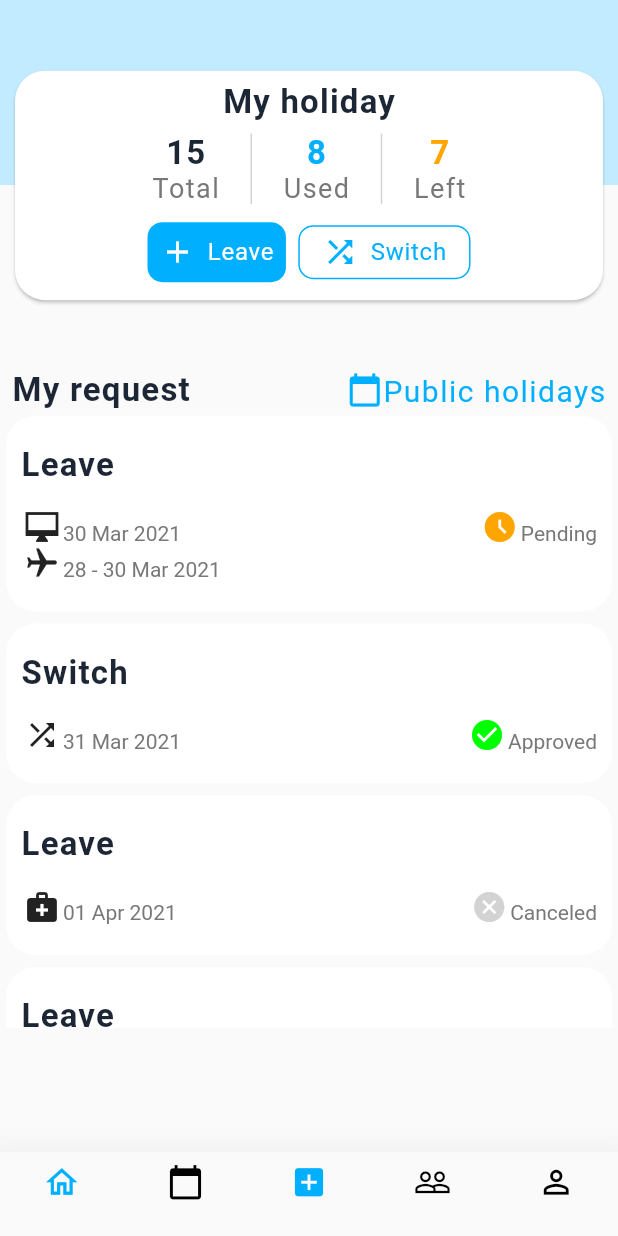
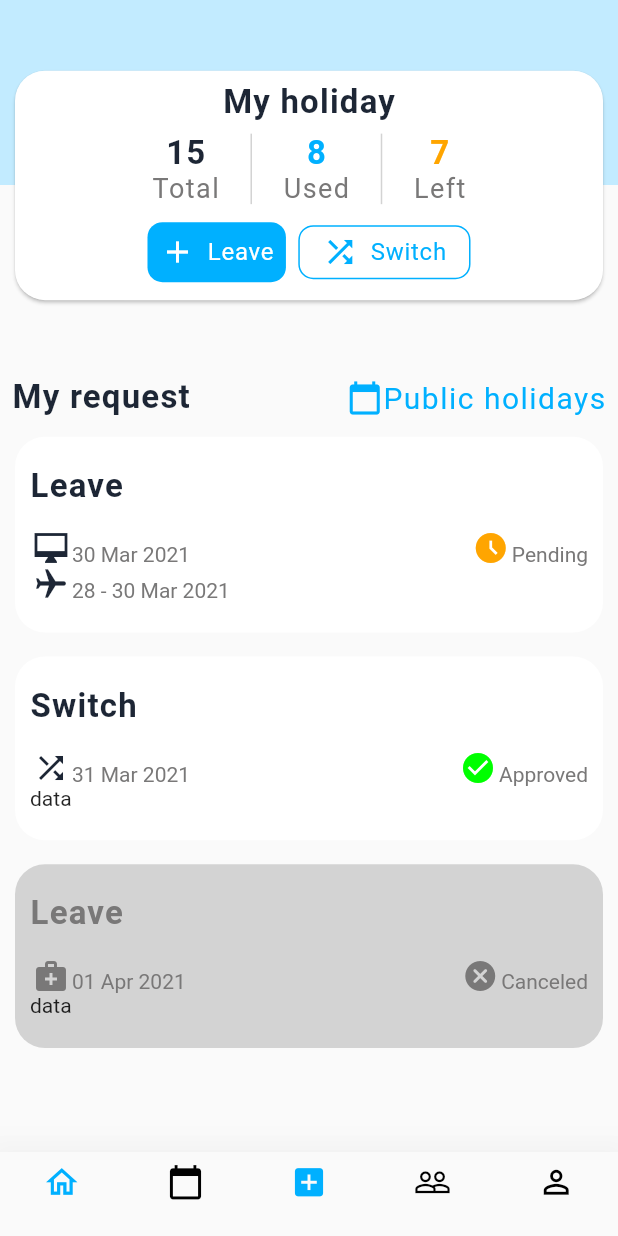
Before and after one commit to wisemiro/maqe, a Flutter app: the screen it shows after launch, on a phone screen of 412 x 824 dp. Run offline on Flutter 3.47's test engine with Material 2 defaults, Android fonts, the phone set to English and light mode, and no system bars; drawn by our look-alikes of auto_size_text; our stand-ins replace bloc, equatable, flutter_bloc, get_it.

Commit message:
fixed everything except grouping request_list data

```diff
--- a/lib/main.dart
+++ b/lib/main.dart
@@ -4,6 +4,7 @@ import 'package:maqe/nav-bar/home/bloc_observer.dart';
 import 'package:maqe/nav-bar/home/blocs/bloc/read_json_bloc.dart';
 import 'package:maqe/nav-bar/home/service_locator.dart';
 import 'package:maqe/nav-bar/nav-bar.dart';
+import 'package:maqe/theme/colors.dart';
 
 void main() {
   setup();
@@ -12,7 +13,6 @@ void main() {
   );
 
   runApp(BlocProvider(
-
     create: (context) => ReadJsonBloc()..add(ReadJson()),
     child: MyApp(),
   ));
@@ -23,9 +23,11 @@ class MyApp extends StatelessWidget {
   @override
   Widget build(BuildContext context) {
     return MaterialApp(
-      title: 'Flutter Demo',
+      title: 'Maqe Test',
       theme: ThemeData(
         primarySwatch: Colors.blue,
+        iconTheme: IconThemeData(color: MaqeColor.iconColor),
+        backgroundColor: MaqeColor.background
       ),
       home: NavBar(),
     );
--- a/lib/nav-bar/home/repository/read_json.dart
+++ b/lib/nav-bar/home/repository/read_json.dart
@@ -4,11 +4,9 @@ import 'package:maqe/nav-bar/home/models/model.dart';
 import 'package:flutter/services.dart' as s;
 
 class ReadJsonRepository {
-
-    Future<HolidayModel> ReadJ() async {
+  Future<HolidayModel> ReadJ() async {
     final jsondata = await s.rootBundle.loadString("fixtures/holidays.json");
     dynamic theJson = jsonDecode(jsondata);
     return HolidayModel.fromJson(theJson);
   }
-
 }
--- a/lib/nav-bar/home/ui/home.dart
+++ b/lib/nav-bar/home/ui/home.dart
@@ -18,13 +18,14 @@ class Home extends StatefulWidget {
 class _HomeState extends State<Home> {
   @override
   Widget build(BuildContext context) {
+    Intl.defaultLocale = 'en_US';
     return BlocBuilder<ReadJsonBloc, ReadJsonState>(builder: (context, state) {
       if (state is ReadJsonLoading) {
         return CircularProgressIndicator();
       }
       if (state is ReadJsonError) {
         return Center(
-          child: Text("$state.error"),
+          child: Text("error reading from json err:$state.error"),
         );
       }
       if (state is ReadJsonSuccess) {
@@ -32,8 +33,10 @@ class _HomeState extends State<Home> {
           children: [
             _topData(state.holidayModel),
             _headBody(),
-            Container(
-              height: MediaQuery.of(context).size.height * 0.5,
+            Flexible(
+              flex: 1,
+              child: Container(
+                height: MediaQuery.of(context).size.height,
                 child: ListView.builder(
                     padding: EdgeInsets.zero,
                     scrollDirection: Axis.vertical,
@@ -43,6 +46,7 @@ class _HomeState extends State<Home> {
                           state.holidayModel.leaveRequests[index]);
                     }),
               ),
+            ),
           ],
         );
       }
@@ -50,158 +54,9 @@ class _HomeState extends State<Home> {
     });
   }
 
-  _cardData(BuildContext context, state, LeaveRequest leaveRequest) {
-    Intl.defaultLocale = 'en_US';
-    var month = leaveRequest.requestList[0].date;
-    final DateFormat formatter = DateFormat('dd MMM yyyy');
-    final String frmtd = formatter.format(month);
-
-    var lastDate = leaveRequest.requestList.last.date;
-    final DateFormat lastDayformatter = DateFormat('dd');
-    final String lastDay = lastDayformatter.format(lastDate);
-
-    var firstDate = leaveRequest.requestList[0].date;
-    final DateFormat firstDayformatter = DateFormat('dd MMM yyyy');
-    final String firstDay = firstDayformatter.format(firstDate);
-
-    return Card(
-      elevation: 0,
-      shape: RoundedRectangleBorder(
-        borderRadius: BorderRadius.circular(
-          20,
-        ),
-      ),
-      child: Padding(
-        padding: const EdgeInsets.symmetric(vertical: 20.0, horizontal: 10),
-        child: Column(
-          crossAxisAlignment: CrossAxisAlignment.start,
-          children: [
-            if (leaveRequest.requestList[0].type == "remote" ||
-                leaveRequest.requestList[0].type == "personal_leave" ||
-                leaveRequest.requestList[0].type == "sick_leave") ...[
-              TitleText(
-                inputText: "Leave",
-                color: MaqeColor.titleColor,
-                size: 22,
-              ),
-            ] else if (leaveRequest.requestList[0].type ==
-                "switch_holiday") ...[
-              TitleText(
-                inputText: "Switch",
-                color: MaqeColor.titleColor,
-                size: 22,
-              ),
-            ],
-            SizedBox(
-              height: MediaQuery.of(context).size.height * .02,
-            ),
-            Row(
-              mainAxisAlignment: MainAxisAlignment.spaceBetween,
-              children: [
-                RichText(
-                  text: TextSpan(
-                    children: [
-                      WidgetSpan(
-                        child: Padding(
-                          padding: const EdgeInsets.symmetric(horizontal: 2.0),
-                          child: (() {
-                            switch (leaveRequest.requestList[0].type) {
-                              case 'remote':
-                                return Icon(Icons.desktop_mac_sharp);
-                              case 'personal_leave':
-                                return RotatedBox(
-                                  quarterTurns: 3,
-                                  child: Icon(
-                                    Icons.flight_outlined,
-                                  ),
-                                );
-                              case 'switch_holiday':
-                                return Icon(
-                                  Icons.shuffle,
-                                );
-                              case 'sick_leave':
-                                return Icon(Icons.medical_services);
-                            }
-                          }()),
-                        ),
-                      ),
-                      TextSpan(
-                        text: '$frmtd',
-                        style: TextStyle(
-                          color: MaqeColor.subTitleColor,
-                        ),
-                      ),
-                    ],
-                  ),
-                ),
-                RichText(
-                  text: TextSpan(
-                    children: [
-                      WidgetSpan(
-                          child: Padding(
-                        padding: const EdgeInsets.symmetric(horizontal: 2.0),
-                        child: (() {
-                          switch (leaveRequest.status) {
-                            case 'pending':
-                              return Icon(
-                                Icons.access_time_filled,
-                                color: MaqeColor.orangeColor,
-                              );
-                            case 'approved':
-                              return Icon(
-                                Icons.check_circle,
-                                color: MaqeColor.greenColor,
-                              );
-                            case 'canceled':
-                              return Icon(
-                                Icons.cancel_rounded,
-                                color: MaqeColor.lightGreyColor,
-                              );
-                          }
-                        }()),
-                      )),
-                      TextSpan(
-                        text: '${leaveRequest.status.toCapitalized()}',
-                        style: TextStyle(
-                          color: MaqeColor.subTitleColor,
-                        ),
-                      ),
-                    ],
-                  ),
-                )
-              ],
-            ),
-            if (leaveRequest.requestList.length > 1) ...[
-              RichText(
-                text: TextSpan(
-                  children: [
-                    WidgetSpan(
-                      child: Padding(
-                        padding: const EdgeInsets.symmetric(horizontal: 2.0),
-                        child: RotatedBox(
-                            quarterTurns: 1,
-                            child: Icon(Icons.flight_outlined)),
-                      ),
-                    ),
-                    TextSpan(
-                      text: '$lastDay - $firstDay',
-                      style: TextStyle(
-                        color: MaqeColor.subTitleColor,
-                      ),
-                    ),
-                  ],
-                ),
-              ),
-            ],
-          ],
-        ),
-      ),
-    );
-  }
-
   _headBody() {
     return Padding(
-      padding: const EdgeInsets.symmetric(horizontal: 8.0),
+      padding: const EdgeInsets.symmetric(horizontal: 8.0, vertical: 5),
       child: Row(
         mainAxisAlignment: MainAxisAlignment.spaceBetween,
         children: [
@@ -350,23 +205,14 @@ class _HomeState extends State<Home> {
                 ),
 
                 //buttons
-                _buttonSection(),
-              ],
-            ),
-          ),
-        )
-      ],
-    );
-  }
-
-  _buttonSection() {
-    return Row(
+                Row(
                   mainAxisAlignment: MainAxisAlignment.center,
                   children: [
                     TextButton.icon(
                       onPressed: () {},
                       style: ButtonStyle(
-            backgroundColor: MaterialStateProperty.all(MaqeColor.blueColor),
+                        backgroundColor:
+                            MaterialStateProperty.all(MaqeColor.blueColor),
                         shape: MaterialStateProperty.all(
                           RoundedRectangleBorder(
                             borderRadius: BorderRadius.circular(
@@ -410,6 +256,170 @@ class _HomeState extends State<Home> {
                       ),
                     )
                   ],
+                ),
+              ],
+            ),
+          ),
+        )
+      ],
     );
   }
-}//end
+
+  _cardData(BuildContext context, state, LeaveRequest leaveRequest) {
+    var month = leaveRequest.requestList[0].date;
+    final DateFormat formatter = DateFormat('dd MMM yyyy');
+    final String frmtd = formatter.format(month);
+
+    var lastDate = leaveRequest.requestList.last.date;
+    final DateFormat lastDayformatter = DateFormat('dd');
+    final String lastDay = lastDayformatter.format(lastDate);
+
+    var firstDate = leaveRequest.requestList[0].date;
+    final DateFormat firstDayformatter = DateFormat('dd MMM yyyy');
+    final String firstDay = firstDayformatter.format(firstDate);
+
+    //var newMap = groupBy(leaveRequest.requestList, (obj) => obj['type']);
+
+    //Change the card color if the status is "cancled"
+    var cardColor = Colors.white;
+    if (leaveRequest.status == "canceled") {
+      MaqeColor.titleColor = MaqeColor.subTitleColor;
+      cardColor = MaqeColor.lightGreyColor;
+    }
+
+    return Card(
+      color: cardColor,
+      elevation: 0,
+      shape: RoundedRectangleBorder(
+        borderRadius: BorderRadius.circular(
+          20,
+        ),
+      ),
+      margin: EdgeInsets.symmetric(vertical: 8, horizontal: 10),
+      child: Padding(
+        padding: const EdgeInsets.symmetric(vertical: 20.0, horizontal: 10),
+        child: Column(crossAxisAlignment: CrossAxisAlignment.start, children: [
+          if (leaveRequest.requestList[0].type == "remote" ||
+              leaveRequest.requestList[0].type == "personal_leave" ||
+              leaveRequest.requestList[0].type == "sick_leave") ...[
+            TitleText(
+              inputText: "Leave",
+              color: MaqeColor.titleColor,
+              size: 22,
+            ),
+          ] else if (leaveRequest.requestList[0].type == "switch_holiday") ...[
+            TitleText(
+              inputText: "Switch",
+              color: MaqeColor.titleColor,
+              size: 22,
+            ),
+          ],
+          SizedBox(
+            height: MediaQuery.of(context).size.height * .02,
+          ),
+          Row(
+            mainAxisAlignment: MainAxisAlignment.spaceBetween,
+            children: [
+              RichText(
+                text: TextSpan(
+                  children: [
+                    WidgetSpan(
+                      child: Padding(
+                        padding: const EdgeInsets.symmetric(horizontal: 2.0),
+                        child: (() {
+                          switch (leaveRequest.requestList[0].type) {
+                            case 'remote':
+                              return Icon(Icons.desktop_mac_sharp);
+                            case 'personal_leave':
+                              return RotatedBox(
+                                quarterTurns: 3,
+                                child: Icon(
+                                  Icons.flight_outlined,
+                                ),
+                              );
+                            case 'switch_holiday':
+                              return Icon(
+                                Icons.shuffle,
+                              );
+                            case 'sick_leave':
+                              return Icon(Icons.medical_services,
+                                  color: MaqeColor.subTitleColor);
+                          }
+                        }()),
+                      ),
+                    ),
+                    TextSpan(
+                      text: '$frmtd',
+                      style: TextStyle(
+                        color: MaqeColor.subTitleColor,
+                      ),
+                    ),
+                  ],
+                ),
+              ),
+              RichText(
+                text: TextSpan(
+                  children: [
+                    WidgetSpan(
+                        child: Padding(
+                      padding: const EdgeInsets.symmetric(horizontal: 2.0),
+                      child: (() {
+                        switch (leaveRequest.status) {
+                          case 'pending':
+                            return Icon(
+                              Icons.access_time_filled,
+                              color: MaqeColor.orangeColor,
+                            );
+                          case 'approved':
+                            return Icon(
+                              Icons.check_circle,
+                              color: MaqeColor.greenColor,
+                            );
+                          case 'canceled':
+                            return Icon(
+                              Icons.cancel_rounded,
+                              color: MaqeColor.subTitleColor,
+                            );
+                        }
+                      }()),
+                    )),
+                    TextSpan(
+                      text: '${leaveRequest.status.toCapitalized()}',
+                      style: TextStyle(
+                        color: MaqeColor.subTitleColor,
+                      ),
+                    ),
+                  ],
+                ),
+              )
+            ],
+          ),
+          leaveRequest.requestList.length > 1
+              ? RichText(
+                  text: TextSpan(
+                    children: [
+                      WidgetSpan(
+                        child: Padding(
+                          padding: const EdgeInsets.symmetric(horizontal: 2.0),
+                          child: RotatedBox(
+                              quarterTurns: 1,
+                              child: Icon(Icons.flight_outlined)),
+                        ),
+                      ),
+                      TextSpan(
+                        text: '$lastDay - $firstDay',
+                        style: TextStyle(
+                          color: MaqeColor.subTitleColor,
+                        ),
+                      ),
+                    ],
+                  ),
+                )
+              //
+
+              : Text("data")
+        ]),
+      ),
+    );
+  }
+} //end
--- a/lib/theme/colors.dart
+++ b/lib/theme/colors.dart
@@ -5,21 +5,21 @@ class MaqeColor {
   static const Color background = Color(0XffF8F8F8);
 
   // text colors
-  static const Color titleColor = const Color(0xff1d2635);
-  static const Color subTitleColor = const Color(0xff797878);
-  static const Color regularTextColor = const Color(0xff000000);
-  static const Color deactiveTextColor = const Color(0xffD3D3D3);
+  static Color titleColor = const Color(0xff1d2635);
+  static Color subTitleColor = const Color(0xff797878);
+  static Color regularTextColor = const Color(0xff000000);
+  static Color deactiveTextColor = const Color(0xffD3D3D3);
 
   //regular colors
-  static const Color greenColor = const Color(0xff00FF00);
-  static const Color orangeColor = const Color(0xffFFA500);
-  static const Color lightGreyColor = const Color(0xffD3D3D3);
-  static const Color lightblueColor = const Color(0xffC2EBFF);
-  static const Color blueColor = const Color(0xff00B0FF);
-  static const Color whiteColor = const Color(0xFFFFFFFF);
+  static Color greenColor = const Color(0xff00FF00);
+  static Color orangeColor = const Color(0xffFFA500);
+  static Color lightGreyColor = const Color(0xffD3D3D3);
+  static Color lightblueColor = const Color(0xffC2EBFF);
+  static Color blueColor = const Color(0xff00B0FF);
+  static Color whiteColor = const Color(0xFFFFFFFF);
 
   //icon colors
-  static const Color iconColor = const Color(0xff1d2635);
-  static const Color activeIconColor = const Color(0xff00B0FF);
-  static const Color deactiveIconColor = const Color(0xff000000);
+  static Color iconColor = const Color(0xff1d2635);
+  static Color activeIconColor = const Color(0xff00B0FF);
+  static Color deactiveIconColor = const Color(0xff000000);
 }
```
Also changed, not shown: fixtures/holidays.json (+0 -18 lines), lib/nav-bar/home/models/model.dart (line endings or trailing spaces). Lines whose indentation alone changed are shown as unchanged.
